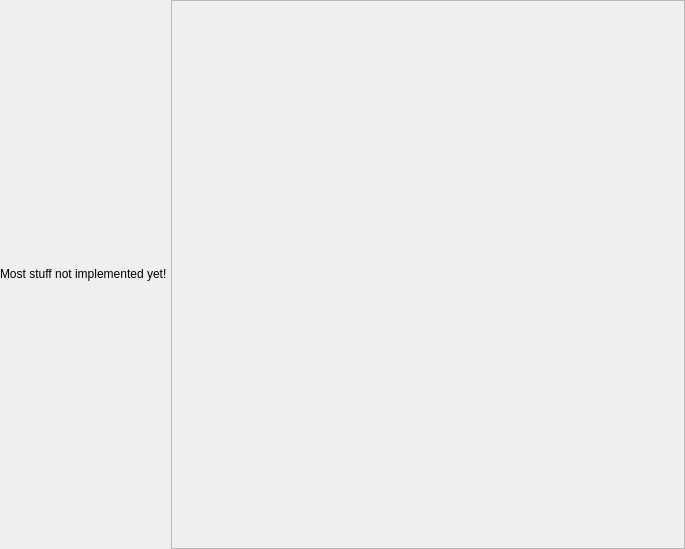
Before: the Qt Designer form src/gui/configurationtab.ui in disorderedmaterials/dissolve, drawn with Qt 5.
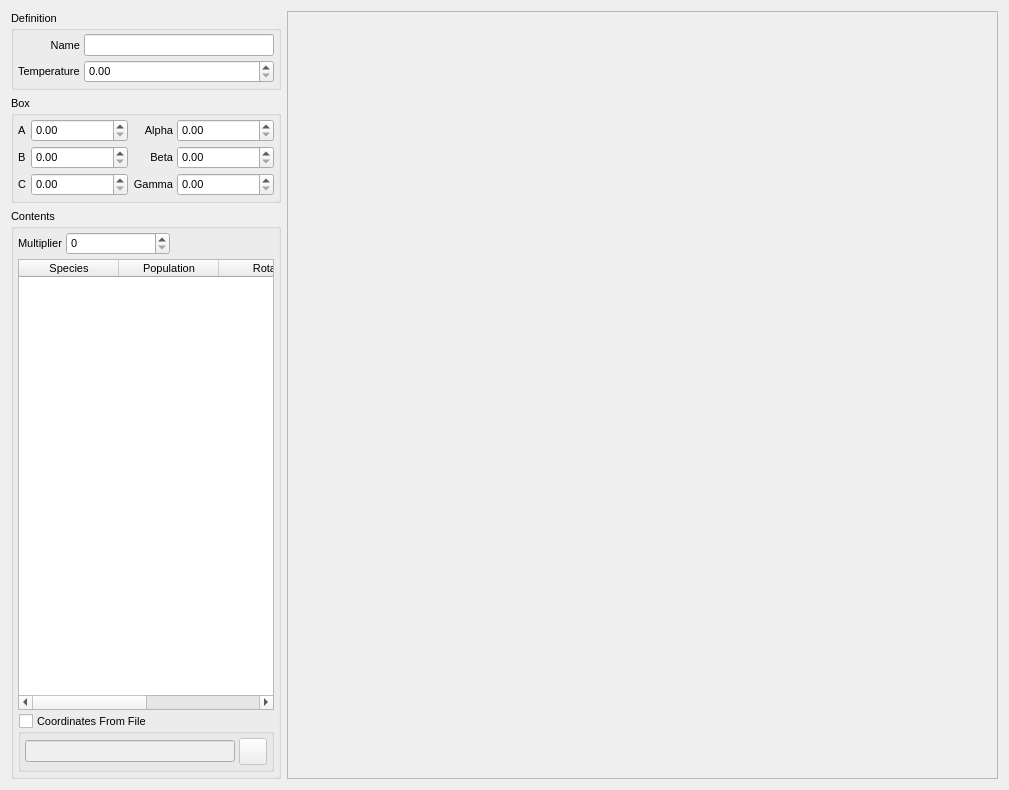
After: the same form once the commit is applied. Icons and pictures are not drawn. Custom widgets are drawn as their Qt base class.

Commit message: Added controls to ConfigurationTab.

Patch:
```diff
--- a/src/gui/configurationtab.ui
+++ b/src/gui/configurationtab.ui
@@ -6,44 +6,390 @@
    <rect>
     <x>0</x>
     <y>0</y>
-    <width>685</width>
-    <height>549</height>
+    <width>1009</width>
+    <height>790</height>
    </rect>
   </property>
+  <property name="font">
+   <font>
+    <pointsize>8</pointsize>
+   </font>
+  </property>
   <property name="windowTitle">
    <string>Form</string>
   </property>
-  <layout class="QHBoxLayout" name="horizontalLayout">
-   <property name="spacing">
-    <number>4</number>
-   </property>
-   <property name="leftMargin">
-    <number>0</number>
-   </property>
-   <property name="topMargin">
-    <number>0</number>
-   </property>
-   <property name="rightMargin">
-    <number>0</number>
-   </property>
-   <property name="bottomMargin">
-    <number>0</number>
-   </property>
+  <layout class="QHBoxLayout" name="horizontalLayout_4">
    <item>
-    <widget class="QLabel" name="label">
+    <layout class="QVBoxLayout" name="verticalLayout_2">
+     <item>
+      <widget class="QGroupBox" name="DefinitionGroup">
+       <property name="title">
+        <string>Definition</string>
+       </property>
+       <layout class="QGridLayout" name="gridLayout">
+        <property name="leftMargin">
+         <number>4</number>
+        </property>
+        <property name="topMargin">
+         <number>4</number>
+        </property>
+        <property name="rightMargin">
+         <number>4</number>
+        </property>
+        <property name="bottomMargin">
+         <number>4</number>
+        </property>
+        <property name="spacing">
+         <number>4</number>
+        </property>
+        <item row="0" column="0">
+         <widget class="QLabel" name="label_2">
+          <property name="text">
+           <string>Name</string>
+          </property>
+          <property name="alignment">
+           <set>Qt::AlignRight|Qt::AlignTrailing|Qt::AlignVCenter</set>
+          </property>
+         </widget>
+        </item>
+        <item row="0" column="1">
+         <widget class="QLineEdit" name="NameEdit"/>
+        </item>
+        <item row="1" column="0">
+         <widget class="QLabel" name="label_3">
+          <property name="text">
+           <string>Temperature</string>
+          </property>
+         </widget>
+        </item>
+        <item row="1" column="1">
+         <widget class="TExponentialSpin" name="TemperatureSpin"/>
+        </item>
+       </layout>
+      </widget>
+     </item>
+     <item>
+      <widget class="QGroupBox" name="groupBox">
+       <property name="title">
+        <string>Box</string>
+       </property>
+       <layout class="QGridLayout" name="gridLayout_2">
+        <property name="leftMargin">
+         <number>4</number>
+        </property>
+        <property name="topMargin">
+         <number>4</number>
+        </property>
+        <property name="rightMargin">
+         <number>4</number>
+        </property>
+        <property name="bottomMargin">
+         <number>4</number>
+        </property>
+        <property name="spacing">
+         <number>4</number>
+        </property>
+        <item row="1" column="1">
+         <widget class="TExponentialSpin" name="BoxBSpin">
+          <property name="sizePolicy">
+           <sizepolicy hsizetype="Expanding" vsizetype="Fixed">
+            <horstretch>0</horstretch>
+            <verstretch>0</verstretch>
+           </sizepolicy>
+          </property>
+         </widget>
+        </item>
+        <item row="0" column="0">
+         <widget class="QLabel" name="label_4">
+          <property name="sizePolicy">
+           <sizepolicy hsizetype="Minimum" vsizetype="Preferred">
+            <horstretch>0</horstretch>
+            <verstretch>0</verstretch>
+           </sizepolicy>
+          </property>
+          <property name="text">
+           <string>A</string>
+          </property>
+         </widget>
+        </item>
+        <item row="1" column="2">
+         <widget class="QLabel" name="label_9">
+          <property name="sizePolicy">
+           <sizepolicy hsizetype="Minimum" vsizetype="Preferred">
+            <horstretch>0</horstretch>
+            <verstretch>0</verstretch>
+           </sizepolicy>
+          </property>
+          <property name="text">
+           <string>Beta</string>
+          </property>
+          <property name="alignment">
+           <set>Qt::AlignRight|Qt::AlignTrailing|Qt::AlignVCenter</set>
+          </property>
+         </widget>
+        </item>
+        <item row="2" column="0">
+         <widget class="QLabel" name="label_6">
+          <property name="sizePolicy">
+           <sizepolicy hsizetype="Minimum" vsizetype="Preferred">
+            <horstretch>0</horstretch>
+            <verstretch>0</verstretch>
+           </sizepolicy>
+          </property>
+          <property name="text">
+           <string>C</string>
+          </property>
+         </widget>
+        </item>
+        <item row="0" column="2">
+         <widget class="QLabel" name="label_8">
+          <property name="sizePolicy">
+           <sizepolicy hsizetype="Minimum" vsizetype="Preferred">
+            <horstretch>0</horstretch>
+            <verstretch>0</verstretch>
+           </sizepolicy>
+          </property>
+          <property name="text">
+           <string>Alpha</string>
+          </property>
+          <property name="alignment">
+           <set>Qt::AlignRight|Qt::AlignTrailing|Qt::AlignVCenter</set>
+          </property>
+         </widget>
+        </item>
+        <item row="2" column="1">
+         <widget class="TExponentialSpin" name="BoxCSpin">
+          <property name="sizePolicy">
+           <sizepolicy hsizetype="Expanding" vsizetype="Fixed">
+            <horstretch>0</horstretch>
+            <verstretch>0</verstretch>
+           </sizepolicy>
+          </property>
+         </widget>
+        </item>
+        <item row="2" column="2">
+         <widget class="QLabel" name="label_7">
+          <property name="sizePolicy">
+           <sizepolicy hsizetype="Minimum" vsizetype="Preferred">
+            <horstretch>0</horstretch>
+            <verstretch>0</verstretch>
+           </sizepolicy>
+          </property>
+          <property name="text">
+           <string>Gamma</string>
+          </property>
+          <property name="alignment">
+           <set>Qt::AlignRight|Qt::AlignTrailing|Qt::AlignVCenter</set>
+          </property>
+         </widget>
+        </item>
+        <item row="0" column="1">
+         <widget class="TExponentialSpin" name="BoxASpin">
+          <property name="sizePolicy">
+           <sizepolicy hsizetype="Expanding" vsizetype="Fixed">
+            <horstretch>0</horstretch>
+            <verstretch>0</verstretch>
+           </sizepolicy>
+          </property>
+         </widget>
+        </item>
+        <item row="1" column="0">
+         <widget class="QLabel" name="label_5">
+          <property name="sizePolicy">
+           <sizepolicy hsizetype="Minimum" vsizetype="Preferred">
+            <horstretch>0</horstretch>
+            <verstretch>0</verstretch>
+           </sizepolicy>
+          </property>
+          <property name="text">
+           <string>B</string>
+          </property>
+         </widget>
+        </item>
+        <item row="0" column="3">
+         <widget class="TExponentialSpin" name="BoxASpin_2">
+          <property name="sizePolicy">
+           <sizepolicy hsizetype="Expanding" vsizetype="Fixed">
+            <horstretch>0</horstretch>
+            <verstretch>0</verstretch>
+           </sizepolicy>
+          </property>
+         </widget>
+        </item>
+        <item row="1" column="3">
+         <widget class="TExponentialSpin" name="BoxBSpin_2">
+          <property name="sizePolicy">
+           <sizepolicy hsizetype="Expanding" vsizetype="Fixed">
+            <horstretch>0</horstretch>
+            <verstretch>0</verstretch>
+           </sizepolicy>
+          </property>
+         </widget>
+        </item>
+        <item row="2" column="3">
+         <widget class="TExponentialSpin" name="BoxCSpin_2">
+          <property name="sizePolicy">
+           <sizepolicy hsizetype="Expanding" vsizetype="Fixed">
+            <horstretch>0</horstretch>
+            <verstretch>0</verstretch>
+           </sizepolicy>
+          </property>
+         </widget>
+        </item>
+       </layout>
+      </widget>
+     </item>
+     <item>
+      <widget class="QGroupBox" name="ContentsGroup">
+       <property name="title">
+        <string>Contents</string>
+       </property>
+       <layout class="QVBoxLayout" name="verticalLayout">
+        <property name="spacing">
+         <number>4</number>
+        </property>
+        <property name="leftMargin">
+         <number>4</number>
+        </property>
+        <property name="topMargin">
+         <number>4</number>
+        </property>
+        <property name="rightMargin">
+         <number>4</number>
+        </property>
+        <property name="bottomMargin">
+         <number>4</number>
+        </property>
+        <item>
+         <layout class="QHBoxLayout" name="horizontalLayout">
+          <property name="spacing">
+           <number>4</number>
+          </property>
+          <item>
+           <widget class="QLabel" name="label">
+            <property name="sizePolicy">
+             <sizepolicy hsizetype="Minimum" vsizetype="Preferred">
+              <horstretch>0</horstretch>
+              <verstretch>0</verstretch>
+             </sizepolicy>
+            </property>
+            <property name="text">
+             <string>Multiplier</string>
+            </property>
+           </widget>
+          </item>
+          <item>
+           <widget class="QSpinBox" name="MultiplierSpin">
+            <property name="sizePolicy">
+             <sizepolicy hsizetype="Expanding" vsizetype="Fixed">
+              <horstretch>0</horstretch>
+              <verstretch>0</verstretch>
+             </sizepolicy>
+            </property>
+           </widget>
+          </item>
+          <item>
+           <spacer name="horizontalSpacer_2">
+            <property name="orientation">
+             <enum>Qt::Horizontal</enum>
+            </property>
+            <property name="sizeHint" stdset="0">
+             <size>
+              <width>40</width>
+              <height>20</height>
+             </size>
+            </property>
+           </spacer>
+          </item>
+         </layout>
+        </item>
+        <item>
+         <widget class="QTableWidget" name="SpeciesInfoTable">
+          <column>
+           <property name="text">
+            <string>Species</string>
+           </property>
+          </column>
+          <column>
+           <property name="text">
+            <string>Population</string>
+           </property>
+          </column>
+          <column>
+           <property name="text">
+            <string>Rotate</string>
+           </property>
+          </column>
+          <column>
+           <property name="text">
+            <string>Translate</string>
+           </property>
+          </column>
+         </widget>
+        </item>
+        <item>
+         <widget class="QGroupBox" name="CoordinatesFromFileGroup">
+          <property name="title">
+           <string>Coordinates From File</string>
+          </property>
+          <property name="checkable">
+           <bool>true</bool>
+          </property>
+          <property name="checked">
+           <bool>false</bool>
+          </property>
+          <layout class="QHBoxLayout" name="horizontalLayout_2">
+           <property name="spacing">
+            <number>4</number>
+           </property>
+           <property name="leftMargin">
+            <number>4</number>
+           </property>
+           <property name="topMargin">
+            <number>4</number>
+           </property>
+           <property name="rightMargin">
+            <number>4</number>
+           </property>
+           <property name="bottomMargin">
+            <number>4</number>
+           </property>
+           <item>
+            <widget class="QLineEdit" name="CoordinatesFileEdit"/>
+           </item>
+           <item>
+            <widget class="QToolButton" name="toolButton">
+             <property name="text">
+              <string/>
+             </property>
+             <property name="icon">
+              <iconset resource="icons.qrc">
+               <normaloff>:/file/icons/file_open.svg</normaloff>:/file/icons/file_open.svg</iconset>
+             </property>
+             <property name="iconSize">
+              <size>
+               <width>20</width>
+               <height>20</height>
+              </size>
+             </property>
+            </widget>
+           </item>
+          </layout>
+         </widget>
+        </item>
+       </layout>
+      </widget>
+     </item>
+    </layout>
+   </item>
+   <item>
+    <widget class="QScrollArea" name="ModuleScroll">
      <property name="sizePolicy">
-      <sizepolicy hsizetype="Minimum" vsizetype="Maximum">
-       <horstretch>0</horstretch>
+      <sizepolicy hsizetype="Expanding" vsizetype="Expanding">
+       <horstretch>4</horstretch>
        <verstretch>0</verstretch>
       </sizepolicy>
      </property>
-     <property name="text">
-      <string>Most stuff not implemented yet!</string>
-     </property>
-    </widget>
-   </item>
-   <item>
-    <widget class="QScrollArea" name="ModuleScroll">
      <property name="autoFillBackground">
       <bool>false</bool>
      </property>
@@ -55,8 +401,8 @@
        <rect>
         <x>0</x>
         <y>0</y>
-        <width>494</width>
-        <height>547</height>
+        <width>709</width>
+        <height>770</height>
        </rect>
       </property>
       <layout class="QHBoxLayout" name="horizontalLayout_3">
@@ -91,6 +437,15 @@
    </item>
   </layout>
  </widget>
- <resources/>
+ <customwidgets>
+  <customwidget>
+   <class>TExponentialSpin</class>
+   <extends>QDoubleSpinBox</extends>
+   <header>gui/widgets/texponentialspin.hui</header>
+  </customwidget>
+ </customwidgets>
+ <resources>
+  <include location="icons.qrc"/>
+ </resources>
  <connections/>
 </ui>
```
